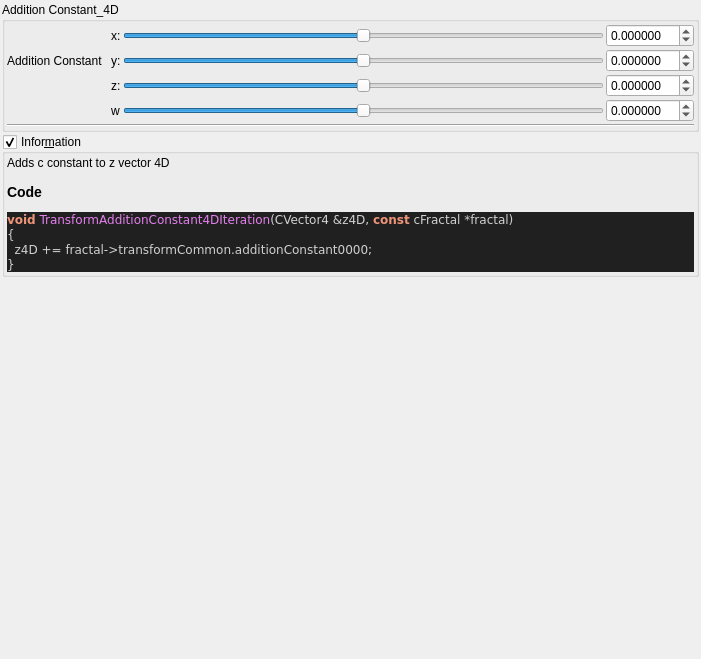
The window that mandelbulber2/qt_data/fractal_transf_addition_constant_4D.ui (buddhi1980/mandelbulber2) describes before a commit, drawn with Qt 5.
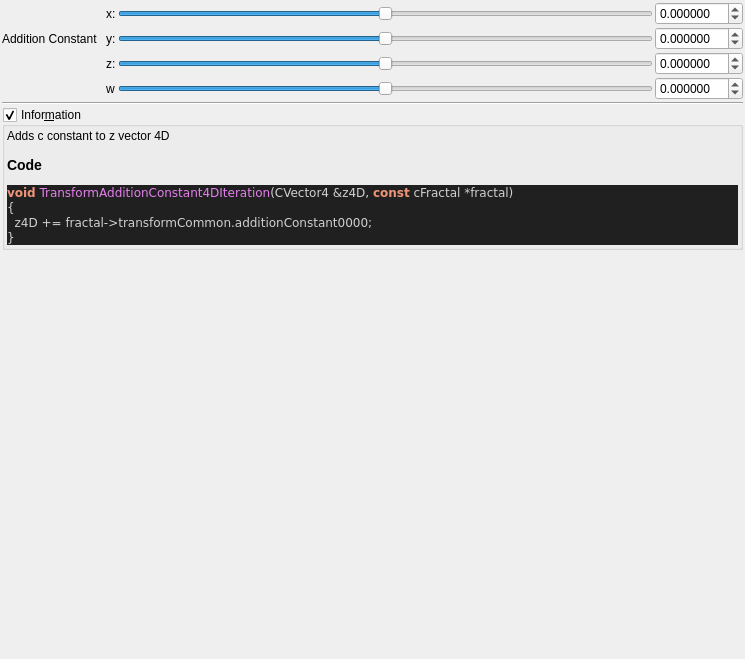
The same window after the commit. Custom widgets are drawn as their Qt base class.

Diff of the .ui file:
```diff
--- a/mandelbulber2/qt_data/fractal_transf_addition_constant_4D.ui
+++ b/mandelbulber2/qt_data/fractal_transf_addition_constant_4D.ui
@@ -6,7 +6,7 @@
    <rect>
     <x>0</x>
     <y>0</y>
-    <width>701</width>
+    <width>745</width>
     <height>659</height>
    </rect>
   </property>
@@ -30,30 +30,6 @@
     <number>2</number>
    </property>
    <item>
-    <widget class="QGroupBox" name="groupBox">
-     <property name="title">
-      <string>Addition Constant_4D</string>
-     </property>
-     <property name="checkable">
-      <bool>false</bool>
-     </property>
-     <layout class="QVBoxLayout" name="verticalLayout_25" stretch="0,0">
-      <property name="spacing">
-       <number>2</number>
-      </property>
-      <property name="leftMargin">
-       <number>2</number>
-      </property>
-      <property name="topMargin">
-       <number>2</number>
-      </property>
-      <property name="rightMargin">
-       <number>2</number>
-      </property>
-      <property name="bottomMargin">
-       <number>2</number>
-      </property>
-      <item>
        <layout class="QGridLayout" name="gridLayout_44">
         <property name="spacing">
          <number>2</number>
@@ -300,9 +276,6 @@
         <property name="orientation">
          <enum>Qt::Horizontal</enum>
         </property>
-       </widget>
-      </item>
-     </layout>
     </widget>
    </item>
    <item>
```
Lines whose indentation alone changed are shown as unchanged.
